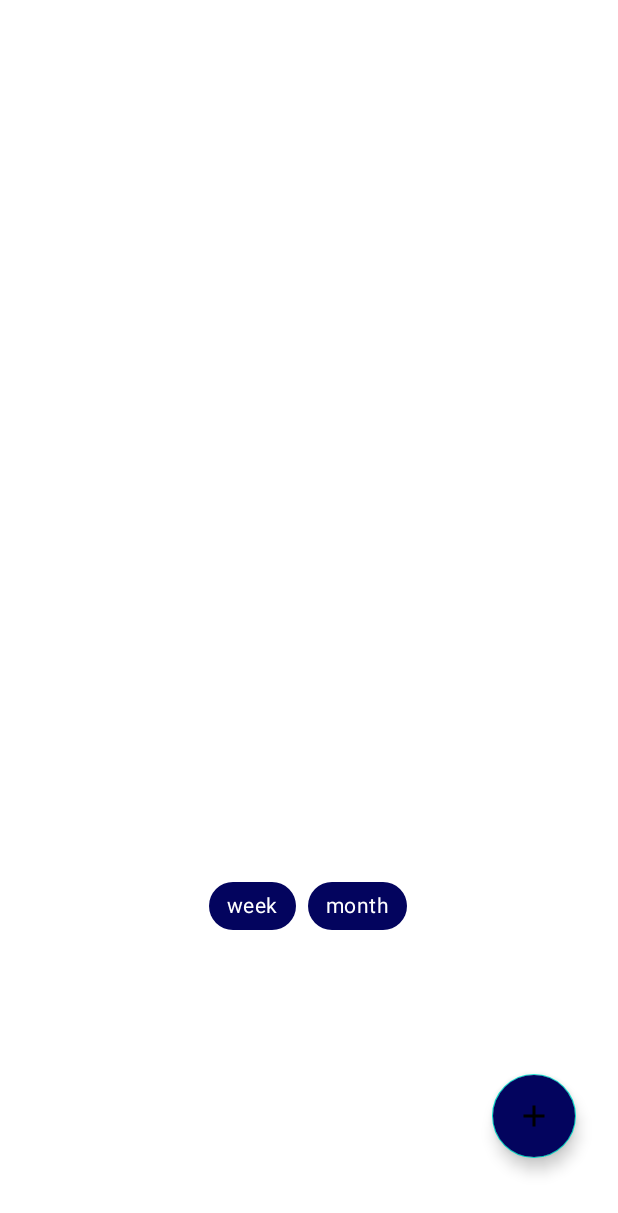
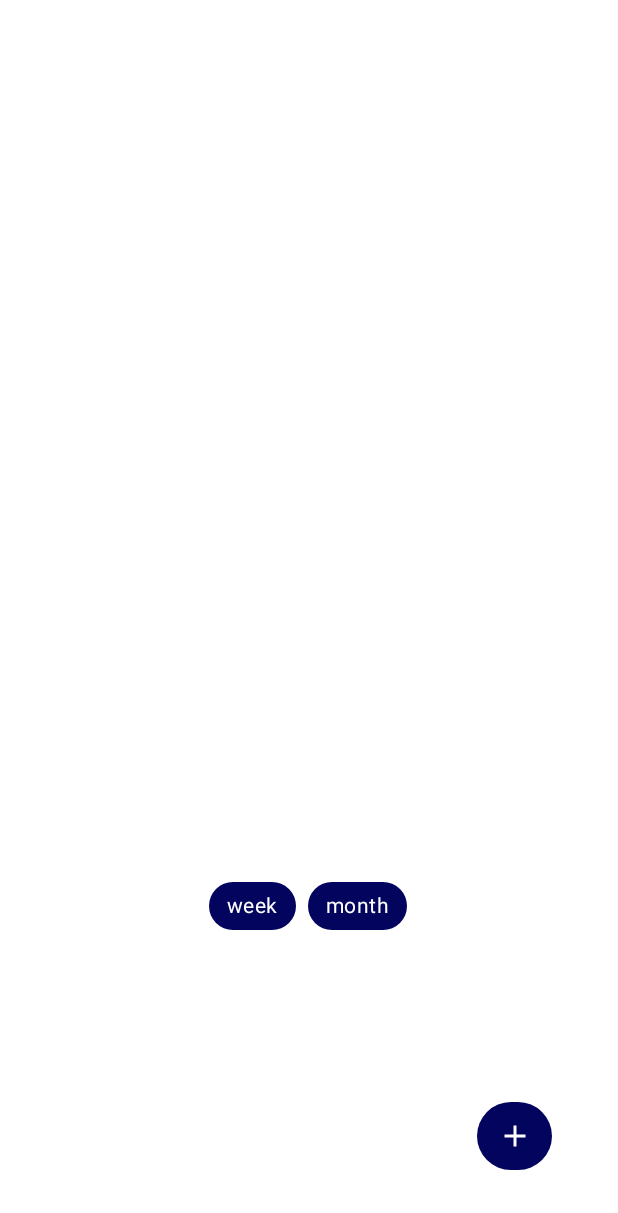
Before and after one commit to slscott9/StudyTimeApplication, an Android app: the layout activity_main.xml on its own in the app's theme, with its tools: preview values and no code run, on a phone screen of 412 x 824 dp. Shown: the top 1213 px of the screen. Run offline under Robolectric (Android 15) with nearby library versions, the phone set to English and light mode, and no system bars.

```diff
--- a/app/src/main/AndroidManifest.xml
+++ b/app/src/main/AndroidManifest.xml
@@ -10,7 +10,8 @@
         android:supportsRtl="true"
         android:theme="@style/AppTheme">
         <activity android:name=".activities.TimerActivity"></activity>
-        <activity android:name=".activities.MainActivity">
+        <activity android:name=".activities.MainActivity"
+            android:label="Study Time">
             <intent-filter>
                 <action android:name="android.intent.action.MAIN" />
 
--- a/app/src/main/java/hfad/com/studytimeapp/activities/MainActivity.kt
+++ b/app/src/main/java/hfad/com/studytimeapp/activities/MainActivity.kt
@@ -55,7 +55,7 @@ class MainActivity : FragmentActivity() {
                 addToBackStack(null)
             }
         }
-        binding.addSessionFab.setOnClickListener {
+        binding.addSessionButton.setOnClickListener {
             val intent = Intent(this, TimerActivity::class.java)
             startActivity(intent)
         }
--- /dev/null
+++ b/app/src/main/res/drawable/ic_baseline_add_24_red.xml
@@ -0,0 +1,5 @@
+<vector android:height="24dp" android:tint="#FF5B5D"
+    android:viewportHeight="24" android:viewportWidth="24"
+    android:width="24dp" xmlns:android="http://schemas.android.com/apk/res/android">
+    <path android:fillColor="@android:color/white" android:pathData="M19,13h-6v6h-2v-6H5v-2h6V5h2v6h6v2z"/>
+</vector>
--- /dev/null
+++ b/app/src/main/res/drawable/ic_baseline_add_24_w.xml
@@ -0,0 +1,5 @@
+<vector android:height="24dp" android:tint="#FFFFFF"
+    android:viewportHeight="24" android:viewportWidth="24"
+    android:width="24dp" xmlns:android="http://schemas.android.com/apk/res/android">
+    <path android:fillColor="@android:color/white" android:pathData="M19,13h-6v6h-2v-6H5v-2h6V5h2v6h6v2z"/>
+</vector>
--- /dev/null
+++ b/app/src/main/res/drawable/round_button.xml
@@ -0,0 +1,9 @@
+<?xml version="1.0" encoding="utf-8"?>
+    <shape xmlns:android="http://schemas.android.com/apk/res/android" android:shape="rectangle" android:padding="10dp">
+        <solid android:color="@color/darkBlue"/> <!-- this one is ths color of the Rounded Button -->
+        <corners
+            android:bottomRightRadius="50dp"
+            android:bottomLeftRadius="50dp"
+            android:topLeftRadius="50dp"
+            android:topRightRadius="50dp"/>
+    </shape>
--- a/app/src/main/res/layout/activity_main.xml
+++ b/app/src/main/res/layout/activity_main.xml
@@ -2,14 +2,11 @@
 <layout xmlns:android="http://schemas.android.com/apk/res/android"
     xmlns:app="http://schemas.android.com/apk/res-auto"
     xmlns:tools="http://schemas.android.com/tools"
-
     tools:context=".activities.MainActivity">
 
     <androidx.constraintlayout.widget.ConstraintLayout
         android:layout_width="match_parent"
         android:layout_height="match_parent">
-
-
 
 
         <FrameLayout
@@ -36,37 +33,32 @@
                 android:id="@+id/weekChip"
                 android:layout_width="wrap_content"
                 android:layout_height="wrap_content"
-                            app:chipBackgroundColor="@color/darkBlue"
+                android:text="@string/week_chip_button_text"
                 android:textColor="@color/white"
-                            android:text="@string/week_chip_button_text" />
+                app:chipBackgroundColor="@color/darkBlue" />
 
 
             <com.google.android.material.chip.Chip
                 android:id="@+id/monthChip"
                 android:layout_width="wrap_content"
                 android:layout_height="wrap_content"
-                            app:chipBackgroundColor="@color/darkBlue"
+                android:text="@string/month_chip_button_text"
                 android:textColor="@color/white"
-                            android:text="@string/month_chip_button_text" />
+                app:chipBackgroundColor="@color/darkBlue" />
 
         </com.google.android.material.chip.ChipGroup>
 
-                <com.google.android.material.floatingactionbutton.FloatingActionButton
-                    android:id="@+id/addSessionFab"
-                    android:layout_width="wrap_content"
-                    android:layout_height="wrap_content"
-                    android:layout_marginEnd="28dp"
-                    android:layout_marginBottom="52dp"
-                    android:backgroundTint="@color/darkBlue"
-                    android:clickable="true"
-                    android:src="@drawable/ic_baseline_add_24_white"
+        <ImageButton
+            android:id="@+id/addSessionButton"
+            android:layout_width="50dp"
+            android:layout_height="45dp"
+            android:layout_marginEnd="44dp"
+            android:layout_marginBottom="44dp"
+            android:background="@drawable/round_button"
+            android:src="@drawable/ic_baseline_add_24_w"
             app:layout_constraintBottom_toBottomOf="parent"
             app:layout_constraintEnd_toEndOf="parent" />
 
+
     </androidx.constraintlayout.widget.ConstraintLayout>
-
-
-
-
-
 </layout>
--- a/app/src/main/res/values/styles.xml
+++ b/app/src/main/res/values/styles.xml
@@ -1,6 +1,6 @@
 <resources>
     <!-- Base application theme. -->
-    <style name="AppTheme" parent="Theme.MaterialComponents.DayNight.DarkActionBar">
+    <style name="AppTheme" parent="Theme.MaterialComponents.Light.DarkActionBar">
         <!-- Customize your theme here. -->
         <item name="colorPrimary">#03045e</item>
         <item name="colorPrimaryDark">#0077b6</item>
--- a/build.gradle
+++ b/build.gradle
@@ -3,7 +3,7 @@ buildscript {
     ext.kotlin_version = '1.4.0'
 
     ext{
-        materialVersion = '1.2.0'
+        materialVersion = '1.3.0-alpha02'
         roomVersion = '2.2.5'
 
         version_core = "1.0.1"
```
Also changed, not shown: app/src/main/res/drawable/ic_baseline_add_24.xml (renamed from app/src/main/res/drawable/ic_baseline_add_24_white.xml). Lines whose indentation alone changed are shown as unchanged.
